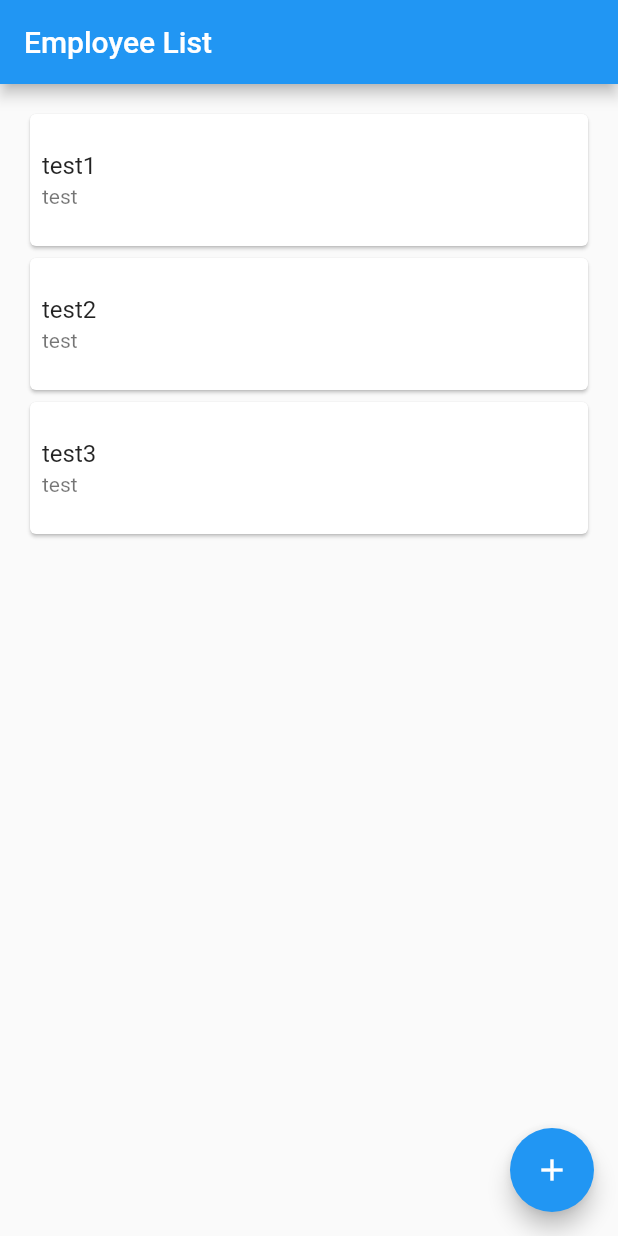
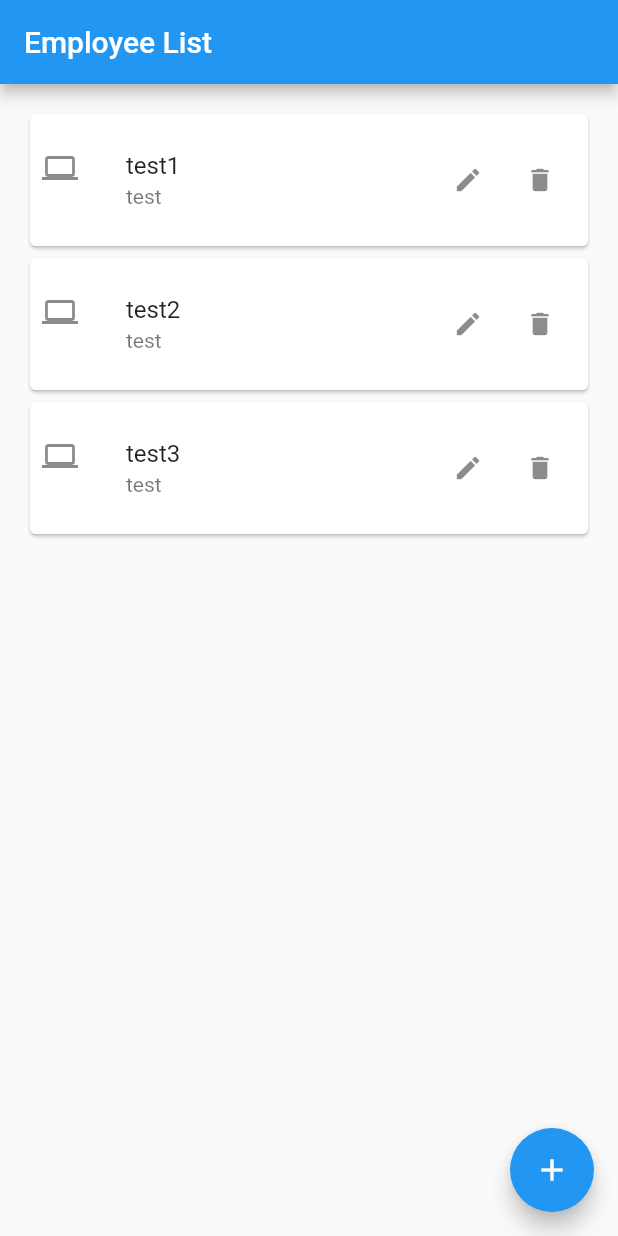
Before and after one commit to NathanaelAma/employee-edit-app, a Flutter app: the screen it shows after launch, on a phone screen of 412 x 824 dp. Run offline on Flutter 3.47's test engine with Material 2 defaults, Android fonts, the phone set to English and light mode, and no system bars; our stand-ins replace sqflite; accounts and stored records are empty.

Commit message:
Created skeleton add Employee page

```diff
--- a/lib/main.dart
+++ b/lib/main.dart
@@ -1,7 +1,8 @@
-import 'package:employee_edit_app/ui/edit_employee.dart';
 import 'package:flutter/material.dart';
 import 'package:flutter/services.dart';
 
+import 'ui/add_employee.dart';
+import 'ui/edit_employee.dart';
 import 'ui/home.dart';
 
 void main() {
@@ -9,6 +10,7 @@ void main() {
     systemNavigationBarColor: Color.fromRGBO(94, 114, 228, 1.0),
     statusBarColor: Color.fromRGBO(94, 114, 228, 1.0),
   ));
+  WidgetsFlutterBinding.ensureInitialized();
 
   runApp(const MyApp());
 }
@@ -26,7 +28,10 @@ class MyApp extends StatelessWidget {
       ),
       home: const Home(),
       initialRoute: '/',
-      routes: {'/edit-employee': (context) => const EditEmployee()},
+      routes: {
+        '/add-employee': (context) => const AddEmployee(),
+        '/edit-employee': (context) => const EditEmployee()
+      },
     );
   }
 }
--- a/lib/model/employee.dart
+++ b/lib/model/employee.dart
@@ -1,31 +1,28 @@
-
 class Employee {
   final int id;
-  final String name;
-  final String position;
+  final String employeeName;
+  final String employeePosition;
   final int employeeOrManager;
 
   const Employee({
-    this.id = 0,
-    required this.name,
-    required this.position,
+    required  this.id,
+    required this.employeeName,
+    required this.employeePosition,
     required this.employeeOrManager,
   });
 
   Employee.fromMap(Map<String, dynamic> item)
       : id = item['id'],
-        name = item['name'],
-        position = item['position'],
+        employeeName = item['employeeName'],
+        employeePosition = item['employeePosition'],
         employeeOrManager = item['employeeOrManager'];
 
   Map<String, Object> toMap() {
     return {
       'id': id,
-      'name': name,
-      'position': position,
+      'employeeName': employeeName,
+      'employeePosition': employeePosition,
       'employeeOrManager': employeeOrManager
     };
   }
-
-
 }
--- a/lib/ui/home.dart
+++ b/lib/ui/home.dart
@@ -12,14 +12,24 @@ class Home extends StatefulWidget {
 
 class HomeState extends State<Home> {
   late DatabaseHelper _databaseHelper;
+  final bool _employeeOrManagerCheck = false;
 
   Future<int> addEmployeesToDatabase() async {
     Employee dummy1 = const Employee(
-        id: 1, name: 'test1', position: 'test', employeeOrManager: 1);
+        id: 1,
+        employeeName: 'test1',
+        employeePosition: 'test',
+        employeeOrManager: 1);
     Employee dummy2 = const Employee(
-        id: 2, name: 'test2', position: 'test', employeeOrManager: 0);
+        id: 2,
+        employeeName: 'test2',
+        employeePosition: 'test',
+        employeeOrManager: 0);
     Employee dummy3 = const Employee(
-        id: 3, name: 'test3', position: 'test', employeeOrManager: 1);
+        id: 3,
+        employeeName: 'test3',
+        employeePosition: 'test',
+        employeeOrManager: 1);
 
     List<Employee> employees = [dummy1, dummy2, dummy3];
 
@@ -37,10 +47,16 @@ class HomeState extends State<Home> {
     _databaseHelper.initDatabase().whenComplete(() async {
       await addEmployeesToDatabase();
       if (kDebugMode) {
-        print('dummy employees added to db');
+        print('initState finished');
       }
       setState(() {});
     });
+  }
+
+  @override
+  void dispose() {
+    _databaseHelper.close();
+    super.dispose();
   }
 
   @override
@@ -60,11 +76,45 @@ class HomeState extends State<Home> {
                   return ListView.builder(
                       itemCount: snapshot.data?.length,
                       itemBuilder: (BuildContext context, index) {
+                        _employeeOrManagerCheck
+                            ? snapshot.data![index].employeeOrManager == 1
+                            : snapshot.data![index].employeeOrManager == 0;
                         return Card(
                           child: ListTile(
+                            leading: _employeeOrManagerCheck
+                                ? const Icon(Icons.engineering_rounded)
+                                : const Icon(Icons.computer),
                             contentPadding: const EdgeInsets.all(8.0),
-                            title: Text(snapshot.data![index].name),
-                            subtitle: Text(snapshot.data![index].position),
+                            title: Text(snapshot.data![index].employeeName),
+                            subtitle:
+                                Text(snapshot.data![index].employeePosition),
+                            trailing: Row(
+                              mainAxisSize: MainAxisSize.min,
+                              children: <Widget>[
+                                IconButton(
+                                  onPressed: () {
+                                    Navigator.pushNamed(
+                                        context, '/edit-employee');
+                                    //arguments: snapshot.data![index].id);
+                                  },
+                                  icon: const Icon(
+                                    Icons.edit,
+                                    size: 20,
+                                  ),
+                                ),
+                                IconButton(
+                                    onPressed: () {
+                                      setState(() {
+                                        _databaseHelper.deleteEmployee(
+                                            snapshot.data![index].id);
+                                      });
+                                    },
+                                    icon: const Icon(
+                                      Icons.delete,
+                                      size: 20,
+                                    ))
+                              ],
+                            ),
                           ),
                         );
                       });
@@ -74,7 +124,7 @@ class HomeState extends State<Home> {
               })),
       floatingActionButton: FloatingActionButton(
         onPressed: () {
-          Navigator.pushNamed(context, '/edit-employee');
+          Navigator.pushNamed(context, '/add-employee');
         },
         child: const Icon(Icons.add),
       ),
```
Also changed, not shown: lib/database/database_helper.dart (+17 -10 lines), lib/ui/add_employee.dart (added, +152 -0 lines), lib/ui/edit_employee.dart (+10 -2 lines).
